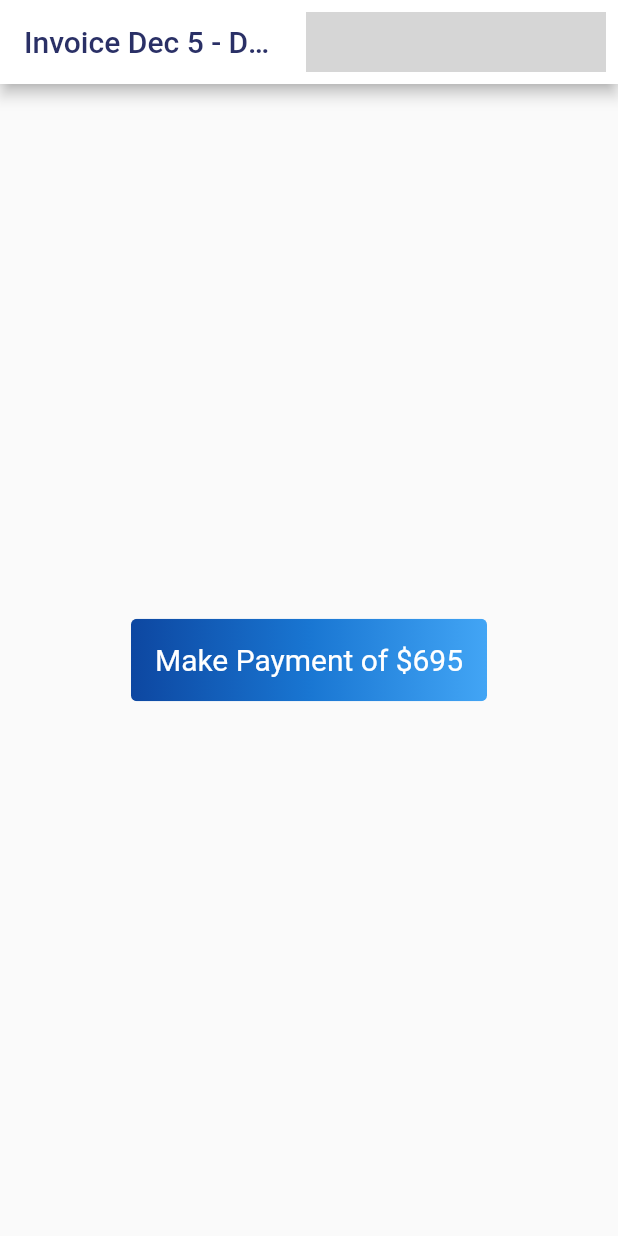
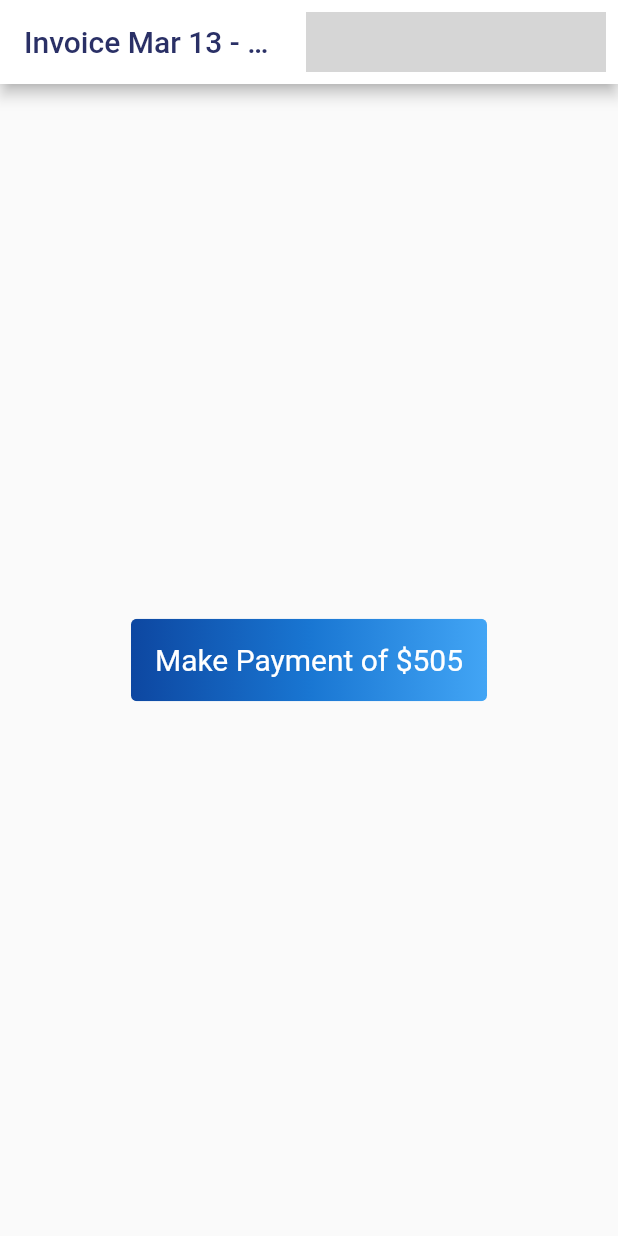
Before and after one commit to Team-Crushing-It/derosa_payment, a Flutter app: the screen it shows after launch, on a phone screen of 412 x 824 dp. Run offline on Flutter 3.47's test engine with Material 2 defaults, Android fonts, the phone set to English and light mode, and no system bars; our stand-ins replace bloc, cloud_firestore, equatable, firebase_auth, firebase_core, flutter_bloc and 1 more; missing offline and left inert: flow_builder, very_good_analysis; accounts and stored records are empty; generated files the repository leaves out were written again; network calls fail; grey boxes are pictures that could not be loaded.

Commit message:
Update home.dart

```diff
--- a/lib/home/view/home.dart
+++ b/lib/home/view/home.dart
@@ -30,8 +30,8 @@ class _HomeState extends State<Home> {
   @override
   Widget build(BuildContext context) {
     const id = 'DeRosa';
-    const title = 'Dec 5 - Dec 11';
-    const price = '695';
+    const title = 'Mar 13 - Mar 19';
+    const price = '505';
     final timeStamp = DateTime.now().toString();
 
     return Scaffold(
```
